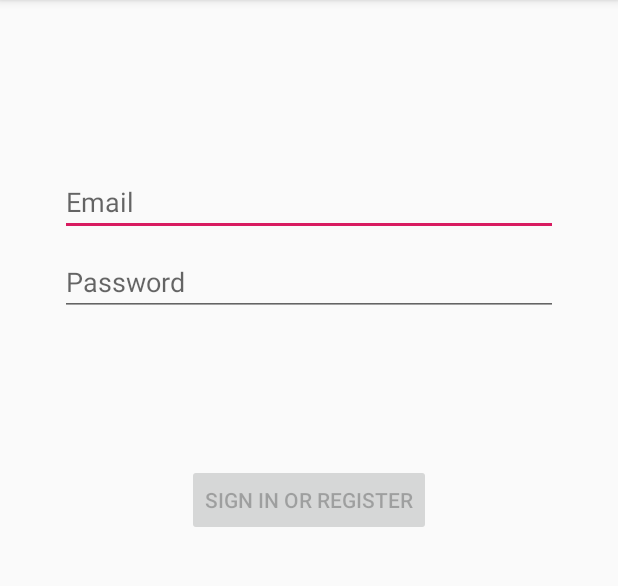
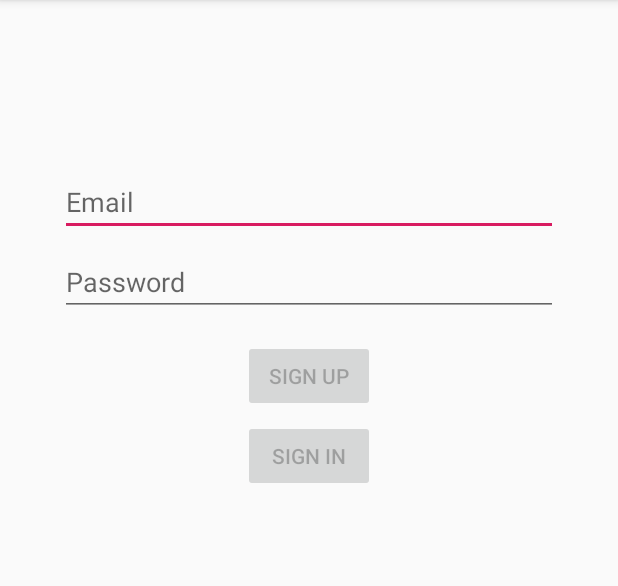
Before and after one commit to ways22275/hngf, an Android app: the screen it shows after launch (LoginActivity), on a phone screen of 412 x 824 dp, the part 84-670 px from its top. Run offline under Robolectric (Android 15) with nearby library versions, the phone set to English and light mode, and no system bars; our stand-ins replace RxJava.

Commit message:
feature: add register / login api

```diff
--- a/app/src/main/java/com/example/sideproject/data/remote/Service.kt
+++ b/app/src/main/java/com/example/sideproject/data/remote/Service.kt
@@ -1,6 +1,22 @@
 package com.example.sideproject.data.remote
+
+import com.example.sideproject.data.model.Account
+import com.example.sideproject.data.model.ApiBaseResponse
+import io.reactivex.Single
+import retrofit2.http.*
 
 interface Service {
 
-    // TODO　Add API
+    @POST("/api/user/register")
+    fun register(@Body fields : HashMap<String, String>) : Single<ApiBaseResponse<Account>>
+
+    @POST("/api/user/login")
+    fun login(@Body fields : HashMap<String, String>) : Single<ApiBaseResponse<Account>>
+
+    @FormUrlEncoded
+    @POST("/api/user/logout")
+    fun logout()
+
+    @POST("/api/user/me")
+    fun getProfile()
 }
--- a/app/src/main/java/com/example/sideproject/data/remote/ServiceClient.kt
+++ b/app/src/main/java/com/example/sideproject/data/remote/ServiceClient.kt
@@ -2,17 +2,15 @@ package com.example.sideproject.data.remote
 
 import com.example.sideproject.BuildConfig
 import com.example.sideproject.utils.Constant.DOMAIN
-import com.example.sideproject.utils.Constant.HEADER_ACCEPT
 import com.example.sideproject.utils.Constant.HEADER_TOKEN
-import com.example.sideproject.utils.Constant.HEADER_TYPE
-import com.example.sideproject.utils.Constant.HEADER_TYPE_VAL
 import com.example.sideproject.utils.SharePreferenceManager.getToken
 import okhttp3.OkHttpClient
 import okhttp3.logging.HttpLoggingInterceptor
 import retrofit2.Retrofit
 import retrofit2.adapter.rxjava2.RxJava2CallAdapterFactory
+import retrofit2.converter.gson.GsonConverterFactory
 
-class ServiceClient {
+object ServiceClient {
 
     @Volatile
     private var instance: Service? = null
@@ -35,8 +33,6 @@ class ServiceClient {
                             if (token.isNotEmpty()) {
                                 addHeader(HEADER_TOKEN, token)
                             }
-                            addHeader(HEADER_TYPE, HEADER_TYPE_VAL)
-                            addHeader(HEADER_ACCEPT, HEADER_TYPE_VAL)
                         }.build()
                         chain.proceed(newRequest)
             }
@@ -45,6 +41,7 @@ class ServiceClient {
 
         val retrofit = Retrofit.Builder()
             .baseUrl(DOMAIN)
+            .addConverterFactory(GsonConverterFactory.create())
             .addCallAdapterFactory(RxJava2CallAdapterFactory.create())
             .client(okHttpClient)
             .build()
--- a/app/src/main/java/com/example/sideproject/ui/login/LoginActivity.kt
+++ b/app/src/main/java/com/example/sideproject/ui/login/LoginActivity.kt
@@ -26,9 +26,10 @@ class LoginActivity : AppCompatActivity() {
 
         setContentView(R.layout.activity_login)
 
-        val username = findViewById<EditText>(R.id.username)
+        val email = findViewById<EditText>(R.id.username)
         val password = findViewById<EditText>(R.id.password)
         val login = findViewById<Button>(R.id.login)
+        val register = findViewById<Button>(R.id.register)
         val loading = findViewById<ProgressBar>(R.id.loading)
 
         loginViewModel = ViewModelProviders.of(this, LoginViewModelFactory())
@@ -39,9 +40,10 @@ class LoginActivity : AppCompatActivity() {
 
             // disable login button unless both username / password is valid
             login.isEnabled = loginState.isDataValid
+            register.isEnabled = loginState.isDataValid
 
             if (loginState.usernameError != null) {
-                username.error = getString(loginState.usernameError)
+                email.error = getString(loginState.usernameError)
             }
             if (loginState.passwordError != null) {
                 password.error = getString(loginState.passwordError)
@@ -53,20 +55,19 @@ class LoginActivity : AppCompatActivity() {
 
             loading.visibility = View.GONE
             if (loginResult.error != null) {
-                showLoginFailed(loginResult.error)
+                loginResult.errorMsg?.let { errorMsg -> showLoginFailed(errorMsg) }
             }
             if (loginResult.success != null) {
                 updateUiWithUser(loginResult.success)
+                //Complete and destroy login activity once successful
+                finish()
             }
             setResult(Activity.RESULT_OK)
-
-            //Complete and destroy login activity once successful
-            finish()
         })
 
-        username.afterTextChanged {
+        email.afterTextChanged {
             loginViewModel.loginDataChanged(
-                username.text.toString(),
+                email.text.toString(),
                 password.text.toString()
             )
         }
@@ -74,25 +75,19 @@ class LoginActivity : AppCompatActivity() {
         password.apply {
             afterTextChanged {
                 loginViewModel.loginDataChanged(
-                    username.text.toString(),
+                    email.text.toString(),
                     password.text.toString()
                 )
             }
 
-            setOnEditorActionListener { _, actionId, _ ->
-                when (actionId) {
-                    EditorInfo.IME_ACTION_DONE ->
-                        loginViewModel.login(
-                            username.text.toString(),
-                            password.text.toString()
-                        )
-                }
-                false
+            login.setOnClickListener {
+                loading.visibility = View.VISIBLE
+                loginViewModel.login(email.text.toString(), password.text.toString())
             }
 
-            login.setOnClickListener {
+            register.setOnClickListener {
                 loading.visibility = View.VISIBLE
-                loginViewModel.login(username.text.toString(), password.text.toString())
+                loginViewModel.register(email.text.toString(), password.text.toString())
             }
         }
     }
@@ -108,7 +103,7 @@ class LoginActivity : AppCompatActivity() {
         ).show()
     }
 
-    private fun showLoginFailed(@StringRes errorString: Int) {
+    private fun showLoginFailed(errorString : String) {
         Toast.makeText(applicationContext, errorString, Toast.LENGTH_SHORT).show()
     }
 }
--- a/app/src/main/java/com/example/sideproject/ui/login/LoginResult.kt
+++ b/app/src/main/java/com/example/sideproject/ui/login/LoginResult.kt
@@ -5,5 +5,6 @@ package com.example.sideproject.ui.login
  */
 data class LoginResult(
     val success: LoggedInUserView? = null,
-    val error: Int? = null
+    val error: Int? = null,
+    val errorMsg : String? = null
 )
--- a/app/src/main/java/com/example/sideproject/ui/login/LoginViewModelFactory.kt
+++ b/app/src/main/java/com/example/sideproject/ui/login/LoginViewModelFactory.kt
@@ -2,6 +2,8 @@ package com.example.sideproject.ui.login
 
 import androidx.lifecycle.ViewModel
 import androidx.lifecycle.ViewModelProvider
+import com.example.sideproject.data.remote.Service
+import com.example.sideproject.data.remote.ServiceClient
 import com.example.sideproject.data.remote.login.LoginDataSource
 import com.example.sideproject.data.remote.login.LoginRepository
 
@@ -16,7 +18,7 @@ class LoginViewModelFactory : ViewModelProvider.Factory {
         if (modelClass.isAssignableFrom(LoginViewModel::class.java)) {
             return LoginViewModel(
                 loginRepository = LoginRepository(
-                    dataSource = LoginDataSource()
+                    service = ServiceClient.getService()
                 )
             ) as T
         }
--- a/app/src/main/java/com/example/sideproject/utils/Constant.kt
+++ b/app/src/main/java/com/example/sideproject/utils/Constant.kt
@@ -3,11 +3,10 @@ package com.example.sideproject.utils
 object Constant {
 
     // region Retrofit Service
-    const val DOMAIN = "http://www.mocky.io/"
+    const val DOMAIN = "http://192.168.1.136:8080"
     const val HEADER_TYPE = "Content-Type"
     const val HEADER_ACCEPT = "Accept"
     const val HEADER_TOKEN = "Authorization"
-    const val HEADER_TYPE_VAL = "application/json"
     // endregion
 
     // region SP
--- a/app/src/main/java/com/example/sideproject/utils/SharePreferenceManager.kt
+++ b/app/src/main/java/com/example/sideproject/utils/SharePreferenceManager.kt
@@ -15,7 +15,7 @@ object SharePreferenceManager {
     }
 
     fun putToken(string : String)
-            = mSharedPreferences!!.edit().putString(SHARED_KEY_TOKEN, string)?.apply()
+            = mSharedPreferences!!.edit().putString(SHARED_KEY_TOKEN, string).apply()
 
     fun getToken() : String
             = mSharedPreferences!!.getString(SHARED_KEY_TOKEN, "")!!
--- a/app/src/main/res/layout/activity_login.xml
+++ b/app/src/main/res/layout/activity_login.xml
@@ -35,7 +35,7 @@
         android:layout_marginEnd="24dp"
 
         android:hint="@string/prompt_password"
-        android:imeActionLabel="@string/action_sign_in_short"
+        android:imeActionLabel="@string/action_sign_in"
         android:imeOptions="actionDone"
         android:inputType="textPassword"
         android:selectAllOnFocus="true"
@@ -44,7 +44,7 @@
         app:layout_constraintTop_toBottomOf="@+id/username" />
 
     <Button
-        android:id="@+id/login"
+        android:id="@+id/register"
         android:layout_width="wrap_content"
         android:layout_height="wrap_content"
         android:layout_gravity="start"
@@ -53,11 +53,25 @@
         android:layout_marginEnd="48dp"
         android:layout_marginBottom="64dp"
         android:enabled="false"
-        android:text="@string/action_sign_in"
-        app:layout_constraintBottom_toBottomOf="parent"
+        android:text="@string/action_sign_up"
         app:layout_constraintEnd_toEndOf="parent"
         app:layout_constraintStart_toStartOf="parent"
         app:layout_constraintTop_toBottomOf="@+id/password"
+        app:layout_constraintVertical_bias="0.2" />
+
+    <Button
+        android:id="@+id/login"
+        android:layout_width="wrap_content"
+        android:layout_height="wrap_content"
+        android:layout_gravity="start"
+        android:layout_marginStart="48dp"
+        android:layout_marginTop="5dp"
+        android:layout_marginEnd="48dp"
+        android:enabled="false"
+        android:text="@string/action_sign_in"
+        app:layout_constraintEnd_toEndOf="parent"
+        app:layout_constraintStart_toStartOf="parent"
+        app:layout_constraintTop_toBottomOf="@+id/register"
         app:layout_constraintVertical_bias="0.2" />
 
     <ProgressBar
--- a/app/src/main/res/values/strings.xml
+++ b/app/src/main/res/values/strings.xml
@@ -3,8 +3,8 @@
     <!-- Strings related to login -->
     <string name="prompt_email">Email</string>
     <string name="prompt_password">Password</string>
-    <string name="action_sign_in">Sign in or register</string>
-    <string name="action_sign_in_short">Sign in</string>
+    <string name="action_sign_up">Sign Up</string>
+    <string name="action_sign_in">Sign in</string>
     <string name="welcome">"Welcome !"</string>
     <string name="invalid_username">Not a valid username</string>
     <string name="invalid_password">Password must be >5 characters</string>
```
Also changed, not shown: app/src/main/java/com/example/sideproject/data/model/Account.kt (added, +8 -0 lines), app/src/main/java/com/example/sideproject/data/model/ApiBaseResponse.kt (added, +15 -0 lines), app/src/main/java/com/example/sideproject/data/remote/login/LoginRepository.kt (+24 -9 lines), app/src/main/java/com/example/sideproject/ui/login/LoginViewModel.kt (+47 -9 lines), app/src/main/java/com/example/sideproject/utils/RxTransFormers.kt (added, +16 -0 lines).
